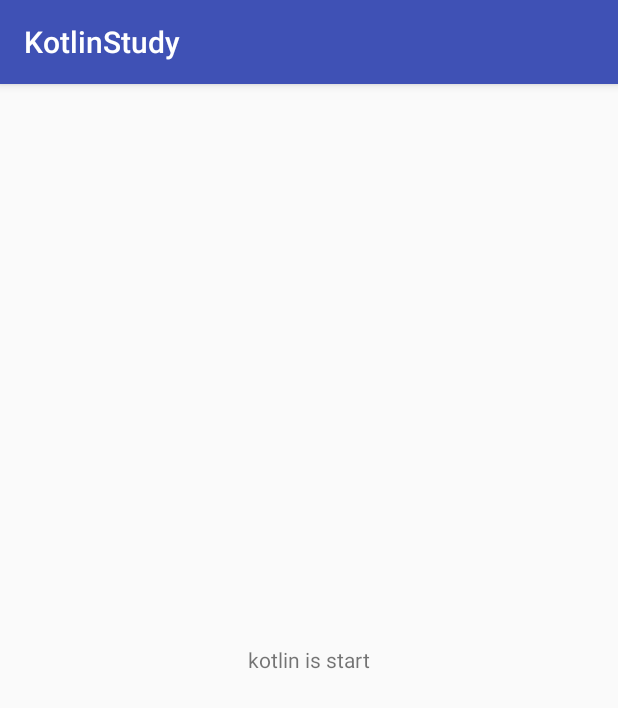
After one commit to 756718646/KotlinStudyLog, an Android app: the HelloWorldActivity screen opened directly, with no data from a screen before it, on a phone screen of 412 x 824 dp. The commit adds this screen. Shown: the top 708 px of the screen. Run offline under Robolectric (Android 15) with nearby library versions, the phone set to English and light mode, and no system bars.

Commit message:
运行kotlin的helloworld

```diff
--- a/app/src/main/AndroidManifest.xml
+++ b/app/src/main/AndroidManifest.xml
@@ -16,6 +16,7 @@
                 <category android:name="android.intent.category.LAUNCHER" />
             </intent-filter>
         </activity>
+        <activity android:name=".HelloWorldActivity"></activity>
     </application>
 
 </manifest>
--- /dev/null
+++ b/app/src/main/java/com/yongzheng/kotlinstudy/HelloWorldActivity.kt
@@ -0,0 +1,15 @@
+package com.yongzheng.kotlinstudy
+
+import android.content.Intent
+import android.support.v7.app.AppCompatActivity
+import android.os.Bundle
+import kotlinx.android.synthetic.main.activity_hello_world.*
+
+class HelloWorldActivity : AppCompatActivity() {
+
+    override fun onCreate(savedInstanceState: Bundle?) {
+        super.onCreate(savedInstanceState)
+        setContentView(R.layout.activity_hello_world);
+        nameView.text = "kotlin is start"
+    }
+}
--- /dev/null
+++ b/app/src/main/res/layout/activity_hello_world.xml
@@ -0,0 +1,17 @@
+<?xml version="1.0" encoding="utf-8"?>
+<LinearLayout xmlns:android="http://schemas.android.com/apk/res/android"
+    xmlns:app="http://schemas.android.com/apk/res-auto"
+    xmlns:tools="http://schemas.android.com/tools"
+    android:layout_width="match_parent"
+    android:layout_height="match_parent"
+    android:orientation="vertical"
+    android:gravity="center"
+    tools:context="com.yongzheng.kotlinstudy.HelloWorldActivity">
+
+    <TextView
+        android:id="@+id/nameView"
+        android:layout_width="wrap_content"
+        android:layout_height="wrap_content"
+        android:text="kotlin hello world"/>
+
+</LinearLayout>
--- a/app/src/main/res/layout/activity_main.xml
+++ b/app/src/main/res/layout/activity_main.xml
@@ -6,7 +6,8 @@
     android:layout_height="match_parent"
     tools:context="com.yongzheng.kotlinstudy.MainActivity">
 
-    <TextView
+    <Button
+        android:id="@+id/test"
         android:layout_width="wrap_content"
         android:layout_height="wrap_content"
         android:text="Hello World!"
--- a/build.gradle
+++ b/build.gradle
@@ -1,11 +1,13 @@
 // Top-level build file where you can add configuration options common to all sub-projects/modules.
 
 buildscript {
+    ext.kotlin_version = '1.1.51'
     repositories {
         jcenter()
     }
     dependencies {
         classpath 'com.android.tools.build:gradle:2.3.0'
+        classpath "org.jetbrains.kotlin:kotlin-gradle-plugin:$kotlin_version"
 
         // NOTE: Do not place your application dependencies here; they belong
         // in the individual module build.gradle files
```
Also changed, not shown: app/build.gradle (+7 -0 lines), app/src/main/java/com/yongzheng/kotlinstudy/MainActivity.java (+17 -0 lines), app/src/main/java/com/yongzheng/kotlinstudy/People.kt (added, +9 -0 lines), 2 other files.
